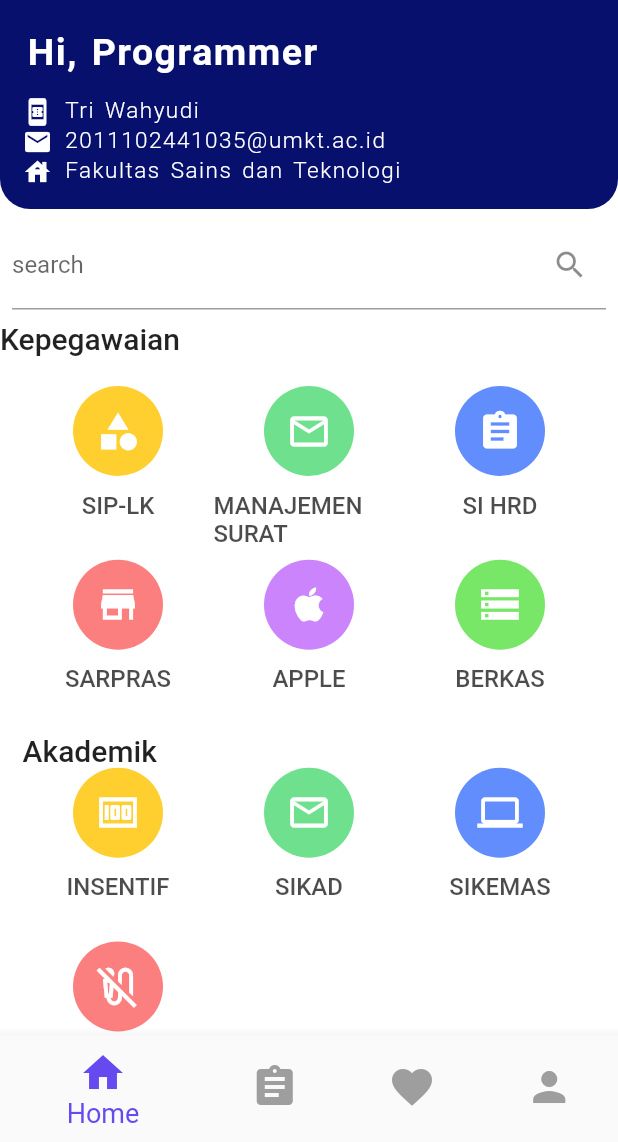
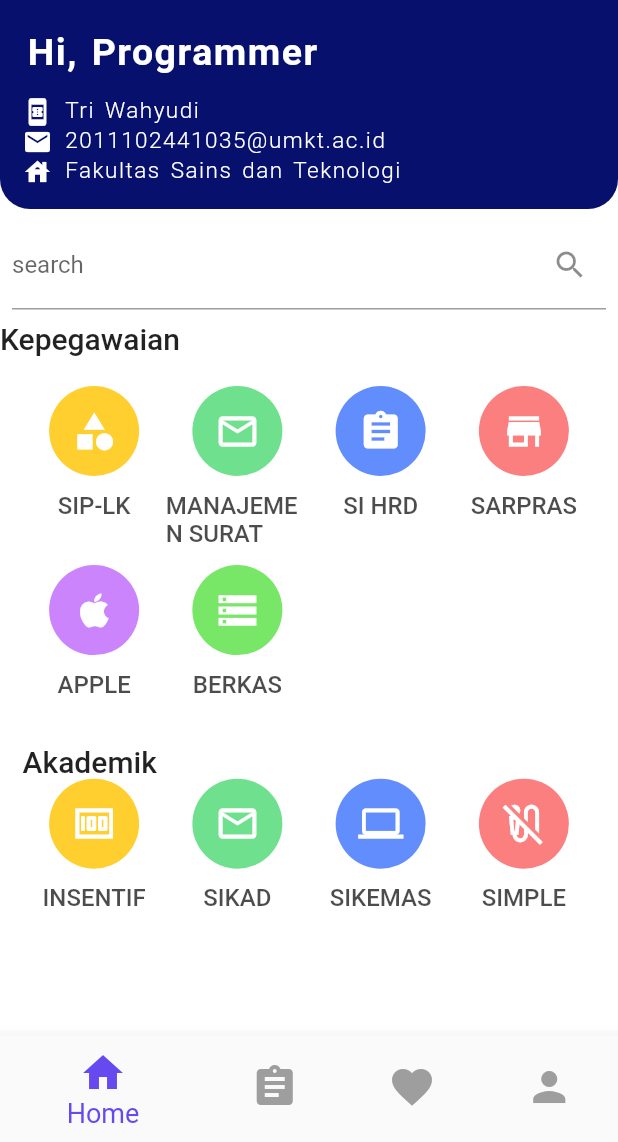
Before and after one commit to triwahyudi777/Aplikasi-Sederhana, a Flutter app: the HomePage screen opened directly, on a phone screen of 412 x 824 dp, the part 94-1236 px from its top. Run offline on Flutter 3.47's test engine with Material 2 defaults, Android fonts, the phone set to English and light mode, and no system bars.

Commit message:
first commit

```diff
--- a/lib/screens/home_screen.dart
+++ b/lib/screens/home_screen.dart
@@ -240,8 +240,8 @@ class HomePage extends StatelessWidget {
                   shrinkWrap: true,
                   physics: NeverScrollableScrollPhysics(),
                   gridDelegate: SliverGridDelegateWithFixedCrossAxisCount(
-                    crossAxisCount: 3,
-                    childAspectRatio: 1.1,
+                    crossAxisCount: 4,
+                    childAspectRatio: 0.8,
                   ),
                   itemBuilder: ((context, index) {
                     return Column(
@@ -287,8 +287,8 @@ class HomePage extends StatelessWidget {
                   shrinkWrap: true,
                   physics: NeverScrollableScrollPhysics(),
                   gridDelegate: SliverGridDelegateWithFixedCrossAxisCount(
-                    crossAxisCount: 3,
-                    childAspectRatio: 1.1,
+                    crossAxisCount: 4,
+                    childAspectRatio: 0.8,
                   ),
                   itemBuilder: ((context, index) {
                     return Column(
@@ -317,89 +317,6 @@ class HomePage extends StatelessWidget {
                     );
                   }),
                 ),
-                Row(
-                  mainAxisAlignment: MainAxisAlignment.spaceBetween,
-                  children: [
-                    Text(
-                      "Programming Framework",
-                      style: TextStyle(
-                        fontSize: 23,
-                        fontWeight: FontWeight.w600,
-                      ),
-                    ),
-                    Text(
-                      "See All",
-                      style: TextStyle(
-                        fontSize: 18,
-                        fontWeight: FontWeight.w500,
-                        color: Color(0xFF674AEF),
-                      ),
-                    ),
-                  ],
-                ),
-                SizedBox(height: 10),
-                GridView.builder(
-                  itemCount: imgList.length,
-                  shrinkWrap: true,
-                  physics: NeverScrollableScrollPhysics(),
-                  gridDelegate: SliverGridDelegateWithFixedCrossAxisCount(
-                    crossAxisCount: 2,
-                    childAspectRatio:
-                        (MediaQuery.of(context).size.height - 50 - 25) /
-                            (4 * 240),
-                    mainAxisSpacing: 10,
-                    crossAxisSpacing: 10,
-                  ),
-                  itemBuilder: (context, index) {
-                    return InkWell(
-                      onTap: () {
-                        Navigator.push(
-                            context,
-                            MaterialPageRoute(
-                              builder: (context) =>
-                                  CourseScreen(imgList[index]),
-                            ));
-                      },
-                      child: Container(
-                        padding:
-                            EdgeInsets.symmetric(vertical: 20, horizontal: 10),
-                        decoration: BoxDecoration(
-                            borderRadius: BorderRadius.circular(20),
-                            color: Color(0xFFF5F3FF)),
-                        child: Column(
-                          children: [
-                            Padding(
-                              padding: EdgeInsets.all(10),
-                              child: Image.asset(
-                                "images/${imgList[index]}.png",
-                                width: 100,
-                                height: 100,
-                              ),
-                            ),
-                            SizedBox(height: 10),
-                            Text(
-                              imgList[index],
-                              style: TextStyle(
-                                fontSize: 22,
-                                fontWeight: FontWeight.w600,
-                                color: Colors.black.withOpacity(0.6),
-                              ),
-                            ),
-                            SizedBox(height: 10),
-                            Text(
-                              "",
-                              style: TextStyle(
-                                fontSize: 15,
-                                fontWeight: FontWeight.w500,
-                                color: Colors.black.withOpacity(0.5),
-                              ),
-                            ),
-                          ],
-                        ),
-                      ),
-                    );
-                  },
-                ),
               ],
             ),
           ),
```
